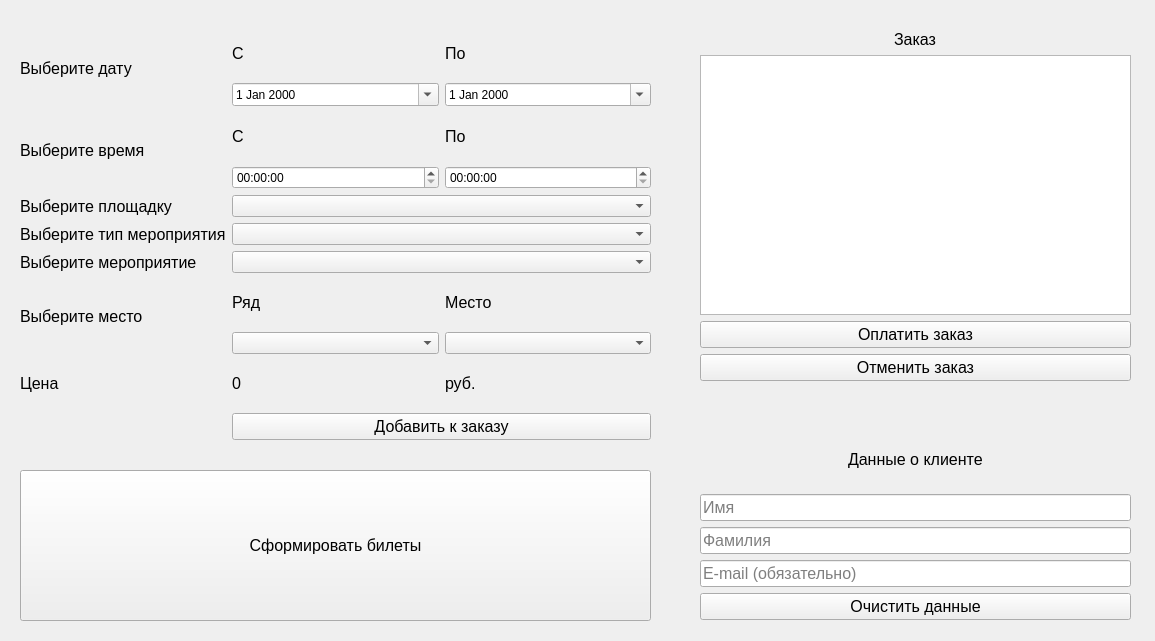
This is resources/mainwindow.ui in DKuzn/TicketAgencyDM as Qt 5 draws it before an edit. The edited form follows.
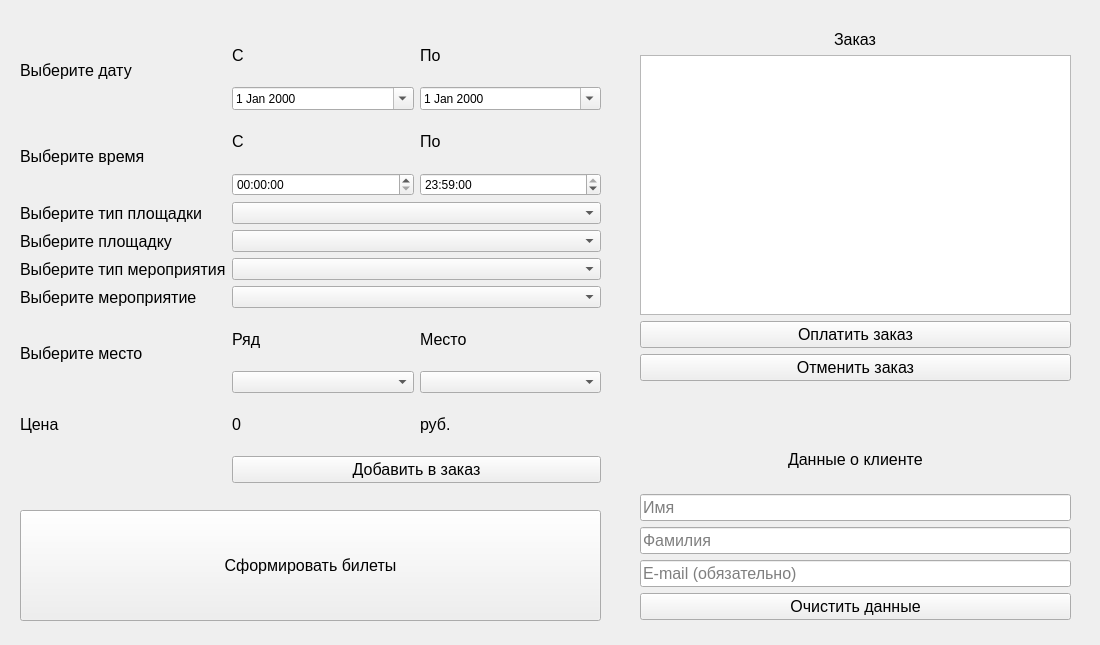
This is the edited form.

Commit message: update user interface

What changed in the file:
```diff
--- a/resources/mainwindow.ui
+++ b/resources/mainwindow.ui
@@ -6,14 +6,14 @@
    <rect>
     <x>0</x>
     <y>0</y>
-    <width>1155</width>
-    <height>641</height>
+    <width>1100</width>
+    <height>645</height>
    </rect>
   </property>
   <property name="minimumSize">
    <size>
-    <width>1155</width>
-    <height>641</height>
+    <width>1100</width>
+    <height>645</height>
    </size>
   </property>
   <property name="windowTitle">
@@ -25,153 +25,37 @@
      <rect>
       <x>20</x>
       <y>30</y>
-      <width>631</width>
-      <height>410</height>
+      <width>581</width>
+      <height>453</height>
      </rect>
     </property>
     <layout class="QGridLayout" name="ticketChooser">
-     <item row="2" column="0" rowspan="2">
-      <widget class="QLabel" name="label_10">
+     <item row="6" column="0">
+      <widget class="QLabel" name="label_14">
        <property name="font">
         <font>
          <pointsize>12</pointsize>
         </font>
        </property>
        <property name="text">
-        <string>Выберите время</string>
+        <string>Выберите тип мероприятия</string>
        </property>
       </widget>
      </item>
-     <item row="7" column="0" rowspan="2">
-      <widget class="QLabel" name="label_3">
-       <property name="font">
-        <font>
-         <pointsize>12</pointsize>
-        </font>
-       </property>
-       <property name="text">
-        <string>Выберите место</string>
-       </property>
-      </widget>
-     </item>
-     <item row="8" column="2">
-      <widget class="QComboBox" name="placeChoice"/>
-     </item>
-     <item row="2" column="2">
-      <widget class="QLabel" name="label_12">
-       <property name="font">
-        <font>
-         <pointsize>12</pointsize>
-        </font>
-       </property>
-       <property name="text">
-        <string>По</string>
-       </property>
-      </widget>
-     </item>
-     <item row="10" column="1" colspan="2">
-      <widget class="QPushButton" name="addToOrderButton">
-       <property name="font">
-        <font>
-         <pointsize>12</pointsize>
-        </font>
-       </property>
-       <property name="text">
-        <string>Добавить к заказу</string>
-       </property>
-      </widget>
-     </item>
-     <item row="8" column="1">
-      <widget class="QComboBox" name="rowChoice"/>
-     </item>
-     <item row="6" column="1" colspan="2">
+     <item row="7" column="1" colspan="2">
       <widget class="QComboBox" name="eventChoice"/>
      </item>
-     <item row="0" column="0" rowspan="2">
-      <widget class="QLabel" name="label_9">
-       <property name="font">
-        <font>
-         <pointsize>12</pointsize>
-        </font>
-       </property>
-       <property name="text">
-        <string>Выберите дату</string>
-       </property>
-      </widget>
-     </item>
-     <item row="0" column="1">
-      <widget class="QLabel" name="label_15">
-       <property name="font">
-        <font>
-         <pointsize>12</pointsize>
-        </font>
-       </property>
-       <property name="text">
-        <string>С</string>
-       </property>
-      </widget>
-     </item>
-     <item row="0" column="2">
-      <widget class="QLabel" name="label_16">
-       <property name="font">
-        <font>
-         <pointsize>12</pointsize>
-        </font>
-       </property>
-       <property name="text">
-        <string>По</string>
-       </property>
-      </widget>
-     </item>
-     <item row="7" column="1">
-      <widget class="QLabel" name="label_4">
-       <property name="font">
-        <font>
-         <pointsize>12</pointsize>
-        </font>
-       </property>
-       <property name="text">
-        <string>Ряд</string>
-       </property>
-      </widget>
-     </item>
-     <item row="2" column="1">
-      <widget class="QLabel" name="label_11">
-       <property name="font">
-        <font>
-         <pointsize>12</pointsize>
-        </font>
-       </property>
-       <property name="text">
-        <string>С</string>
+     <item row="1" column="2">
+      <widget class="QDateEdit" name="dateTo">
+       <property name="calendarPopup">
+        <bool>true</bool>
        </property>
       </widget>
      </item>
      <item row="9" column="2">
-      <widget class="QLabel" name="label_13">
-       <property name="font">
-        <font>
-         <pointsize>12</pointsize>
-        </font>
-       </property>
-       <property name="text">
-        <string>руб.</string>
-       </property>
-      </widget>
+      <widget class="QComboBox" name="placeChoice"/>
      </item>
      <item row="5" column="0">
-      <widget class="QLabel" name="label_14">
-       <property name="font">
-        <font>
-         <pointsize>12</pointsize>
-        </font>
-       </property>
-       <property name="text">
-        <string>Выберите тип мероприятия</string>
-       </property>
-      </widget>
-     </item>
-     <item row="4" column="0">
       <widget class="QLabel" name="label_2">
        <property name="font">
         <font>
@@ -183,43 +67,7 @@
        </property>
       </widget>
      </item>
-     <item row="6" column="0">
-      <widget class="QLabel" name="label">
-       <property name="font">
-        <font>
-         <pointsize>12</pointsize>
-        </font>
-       </property>
-       <property name="text">
-        <string>Выберите мероприятие</string>
-       </property>
-      </widget>
-     </item>
-     <item row="9" column="1">
-      <widget class="QLabel" name="ticketPrice">
-       <property name="font">
-        <font>
-         <pointsize>12</pointsize>
-        </font>
-       </property>
-       <property name="text">
-        <string>0</string>
-       </property>
-      </widget>
-     </item>
-     <item row="9" column="0">
-      <widget class="QLabel" name="label_7">
-       <property name="font">
-        <font>
-         <pointsize>12</pointsize>
-        </font>
-       </property>
-       <property name="text">
-        <string>Цена</string>
-       </property>
-      </widget>
-     </item>
-     <item row="7" column="2">
+     <item row="8" column="2">
       <widget class="QLabel" name="label_5">
        <property name="font">
         <font>
@@ -231,32 +79,9 @@
        </property>
       </widget>
      </item>
-     <item row="4" column="1" colspan="2">
-      <widget class="QComboBox" name="eventSiteChoice"/>
-     </item>
-     <item row="5" column="1" colspan="2">
+     <item row="6" column="1" colspan="2">
       <widget class="QComboBox" name="eventTypeChoice"/>
      </item>
-     <item row="3" column="1">
-      <widget class="QTimeEdit" name="timeFrom">
-       <property name="keyboardTracking">
-        <bool>false</bool>
-       </property>
-       <property name="currentSection">
-        <enum>QDateTimeEdit::MinuteSection</enum>
-       </property>
-       <property name="calendarPopup">
-        <bool>false</bool>
-       </property>
-      </widget>
-     </item>
-     <item row="3" column="2">
-      <widget class="QTimeEdit" name="timeTo">
-       <property name="currentSection">
-        <enum>QDateTimeEdit::MinuteSection</enum>
-       </property>
-      </widget>
-     </item>
      <item row="1" column="1">
       <widget class="QDateEdit" name="dateFrom">
        <property name="alignment">
@@ -270,10 +95,210 @@
        </property>
       </widget>
      </item>
-     <item row="1" column="2">
-      <widget class="QDateEdit" name="dateTo">
+     <item row="9" column="1">
+      <widget class="QComboBox" name="rowChoice"/>
+     </item>
+     <item row="0" column="0" rowspan="2">
+      <widget class="QLabel" name="label_9">
+       <property name="font">
+        <font>
+         <pointsize>12</pointsize>
+        </font>
+       </property>
+       <property name="text">
+        <string>Выберите дату</string>
+       </property>
+      </widget>
+     </item>
+     <item row="5" column="1" colspan="2">
+      <widget class="QComboBox" name="eventSiteChoice"/>
+     </item>
+     <item row="0" column="1">
+      <widget class="QLabel" name="label_15">
+       <property name="font">
+        <font>
+         <pointsize>12</pointsize>
+        </font>
+       </property>
+       <property name="text">
+        <string>С</string>
+       </property>
+      </widget>
+     </item>
+     <item row="3" column="1">
+      <widget class="QTimeEdit" name="timeFrom">
+       <property name="keyboardTracking">
+        <bool>false</bool>
+       </property>
+       <property name="currentSection">
+        <enum>QDateTimeEdit::MinuteSection</enum>
+       </property>
        <property name="calendarPopup">
-        <bool>true</bool>
+        <bool>false</bool>
+       </property>
+      </widget>
+     </item>
+     <item row="8" column="0" rowspan="2">
+      <widget class="QLabel" name="label_3">
+       <property name="font">
+        <font>
+         <pointsize>12</pointsize>
+        </font>
+       </property>
+       <property name="text">
+        <string>Выберите место</string>
+       </property>
+      </widget>
+     </item>
+     <item row="7" column="0">
+      <widget class="QLabel" name="label">
+       <property name="font">
+        <font>
+         <pointsize>12</pointsize>
+        </font>
+       </property>
+       <property name="text">
+        <string>Выберите мероприятие</string>
+       </property>
+      </widget>
+     </item>
+     <item row="10" column="2">
+      <widget class="QLabel" name="label_13">
+       <property name="font">
+        <font>
+         <pointsize>12</pointsize>
+        </font>
+       </property>
+       <property name="text">
+        <string>руб.</string>
+       </property>
+      </widget>
+     </item>
+     <item row="10" column="1">
+      <widget class="QLabel" name="ticketPrice">
+       <property name="font">
+        <font>
+         <pointsize>12</pointsize>
+        </font>
+       </property>
+       <property name="text">
+        <string>0</string>
+       </property>
+      </widget>
+     </item>
+     <item row="8" column="1">
+      <widget class="QLabel" name="label_4">
+       <property name="font">
+        <font>
+         <pointsize>12</pointsize>
+        </font>
+       </property>
+       <property name="text">
+        <string>Ряд</string>
+       </property>
+      </widget>
+     </item>
+     <item row="2" column="2">
+      <widget class="QLabel" name="label_12">
+       <property name="font">
+        <font>
+         <pointsize>12</pointsize>
+        </font>
+       </property>
+       <property name="text">
+        <string>По</string>
+       </property>
+      </widget>
+     </item>
+     <item row="3" column="2">
+      <widget class="QTimeEdit" name="timeTo">
+       <property name="dateTime">
+        <datetime>
+         <hour>23</hour>
+         <minute>59</minute>
+         <second>0</second>
+         <year>2000</year>
+         <month>1</month>
+         <day>1</day>
+        </datetime>
+       </property>
+       <property name="currentSection">
+        <enum>QDateTimeEdit::MinuteSection</enum>
+       </property>
+      </widget>
+     </item>
+     <item row="11" column="1" colspan="2">
+      <widget class="QPushButton" name="addToOrderButton">
+       <property name="font">
+        <font>
+         <pointsize>12</pointsize>
+        </font>
+       </property>
+       <property name="text">
+        <string>Добавить в заказ</string>
+       </property>
+      </widget>
+     </item>
+     <item row="10" column="0">
+      <widget class="QLabel" name="label_7">
+       <property name="font">
+        <font>
+         <pointsize>12</pointsize>
+        </font>
+       </property>
+       <property name="text">
+        <string>Цена</string>
+       </property>
+      </widget>
+     </item>
+     <item row="2" column="1">
+      <widget class="QLabel" name="label_11">
+       <property name="font">
+        <font>
+         <pointsize>12</pointsize>
+        </font>
+       </property>
+       <property name="text">
+        <string>С</string>
+       </property>
+      </widget>
+     </item>
+     <item row="0" column="2">
+      <widget class="QLabel" name="label_16">
+       <property name="font">
+        <font>
+         <pointsize>12</pointsize>
+        </font>
+       </property>
+       <property name="text">
+        <string>По</string>
+       </property>
+      </widget>
+     </item>
+     <item row="2" column="0" rowspan="2">
+      <widget class="QLabel" name="label_10">
+       <property name="font">
+        <font>
+         <pointsize>12</pointsize>
+        </font>
+       </property>
+       <property name="text">
+        <string>Выберите время</string>
+       </property>
+      </widget>
+     </item>
+     <item row="4" column="1" colspan="2">
+      <widget class="QComboBox" name="eventSiteTypeChoice"/>
+     </item>
+     <item row="4" column="0">
+      <widget class="QLabel" name="label_17">
+       <property name="font">
+        <font>
+         <pointsize>12</pointsize>
+        </font>
+       </property>
+       <property name="text">
+        <string>Выберите тип площадки</string>
        </property>
       </widget>
      </item>
@@ -282,7 +307,7 @@
    <widget class="QWidget" name="verticalLayoutWidget">
     <property name="geometry">
      <rect>
-      <x>700</x>
+      <x>640</x>
       <y>430</y>
       <width>431</width>
       <height>190</height>
@@ -344,7 +369,7 @@
       </widget>
      </item>
      <item>
-      <widget class="QPushButton" name="clearData">
+      <widget class="QPushButton" name="clearDataButton">
        <property name="font">
         <font>
          <pointsize>12</pointsize>
@@ -360,7 +385,7 @@
    <widget class="QWidget" name="verticalLayoutWidget_2">
     <property name="geometry">
      <rect>
-      <x>700</x>
+      <x>640</x>
       <y>30</y>
       <width>431</width>
       <height>351</height>
@@ -418,9 +443,9 @@
     <property name="geometry">
      <rect>
       <x>20</x>
-      <y>470</y>
-      <width>631</width>
-      <height>151</height>
+      <y>510</y>
+      <width>581</width>
+      <height>111</height>
      </rect>
     </property>
     <property name="font">
```
The commit also changes 1 other file.
